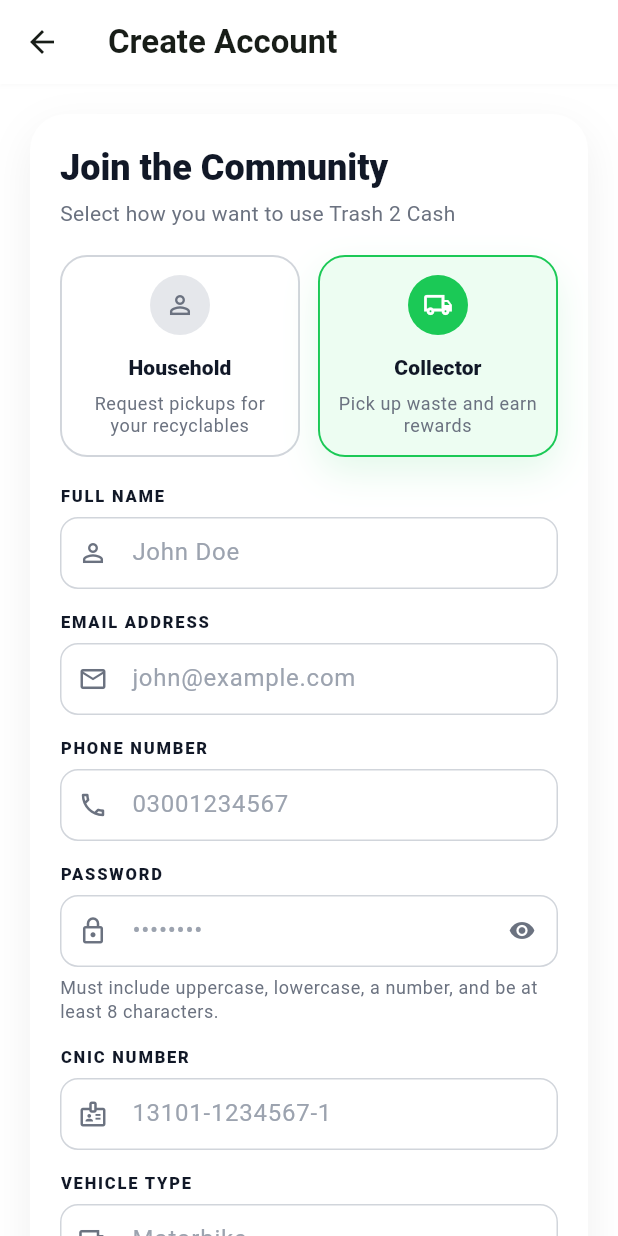
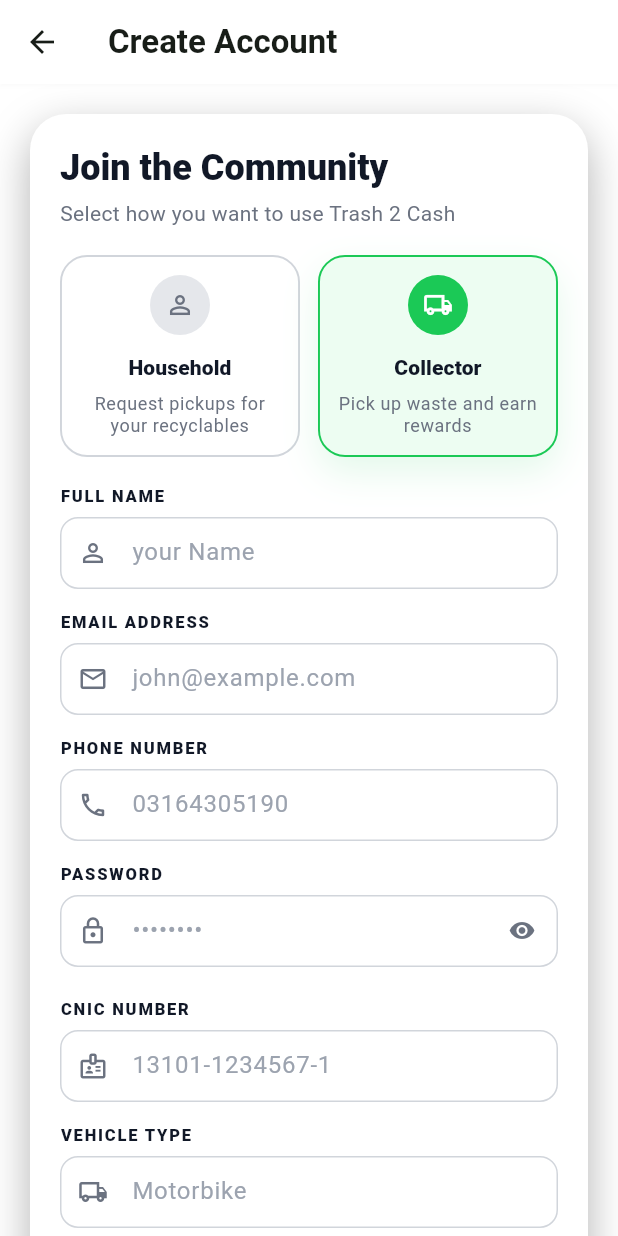
Before and after one commit to zoaib-7ti/trash2cash_app, a Flutter app: the RegisterScreen screen opened by its route, after a tap on "Collector", on a phone screen of 412 x 824 dp. Run offline on Flutter 3.47's test engine with Material 3 defaults, Android fonts, the phone set to English and light mode, and no system bars; our stand-ins replace dio, flutter_secure_storage; accounts and stored records are empty.

Commit message:
update the UI of the input fields

```diff
--- a/lib/features/auth/screens/login_screen.dart
+++ b/lib/features/auth/screens/login_screen.dart
@@ -85,7 +85,7 @@
                   borderRadius: BorderRadius.circular(24),
                   boxShadow: [
                     BoxShadow(
-                      color: Colors.black.withValues(alpha: 0.06),
+                      color: Colors.black.withValues(alpha: 0.3),
                       blurRadius: 24,
                       offset: const Offset(0, 10),
                     ),
--- a/lib/features/auth/screens/register_screen.dart
+++ b/lib/features/auth/screens/register_screen.dart
@@ -73,7 +73,7 @@
                   borderRadius: BorderRadius.circular(24),
                   boxShadow: [
                     BoxShadow(
-                      color: Colors.black.withValues(alpha: 0.06),
+                      color: Colors.black.withValues(alpha: 0.3),
                       blurRadius: 24,
                       offset: const Offset(0, 10),
                     ),
@@ -151,7 +151,7 @@
                           AppTextField(
                             controller: _nameController,
                             label: 'FULL NAME',
-                            hintText: 'John Doe',
+                            hintText: 'your Name',
                             prefixIcon: Icons.person_outline,
                             textInputAction: TextInputAction.next,
                             errorText: authState.fieldErrorFor(
@@ -176,7 +176,7 @@
                           AppTextField(
                             controller: _phoneController,
                             label: 'PHONE NUMBER',
-                            hintText: '03001234567',
+                            hintText: '03164305190',
                             prefixIcon: Icons.phone_outlined,
                             textInputAction: TextInputAction.next,
                             keyboardType: TextInputType.phone,
@@ -214,11 +214,11 @@
                             ),
                           ),
                           const SizedBox(height: 6),
-                          Text(
-                            'Must include uppercase, lowercase, a number, and be at least 8 characters.',
-                            style: Theme.of(context).textTheme.bodySmall
-                                ?.copyWith(color: const Color(0xFF6B7280)),
-                          ),
+                          // Text(
+                          //   'Must include uppercase, lowercase, a number, and be at least 8 characters.',
+                          //   style: Theme.of(context).textTheme.bodySmall
+                          //       ?.copyWith(color: const Color(0xFF6B7280)),
+                          // ),
                           if (_selectedRole == UserRole.collector) ...[
                             const SizedBox(height: 14),
                             AppTextField(
```
